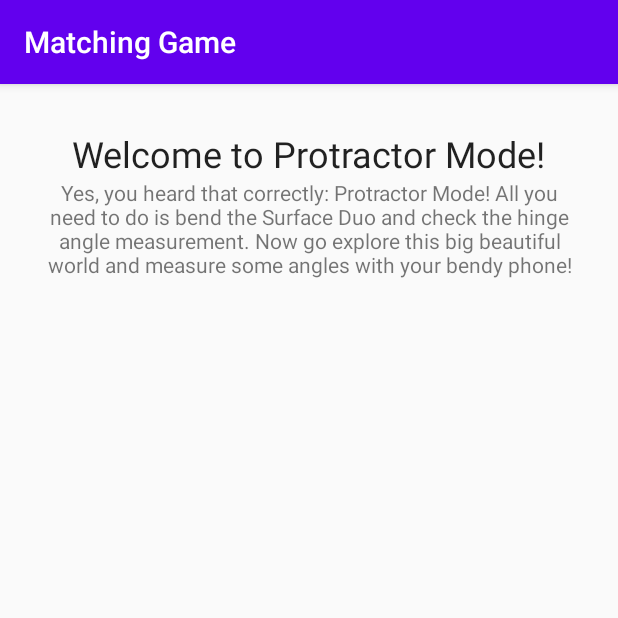
After one commit to khalp/hack-a-duo, an Android app: the fragment ProtractorFragment shown on its own in the app's theme, on a phone screen of 412 x 824 dp, the top half of it. The commit adds this screen. Run offline under Robolectric (Android 15) with nearby library versions, the phone set to English and light mode, and no system bars.

Commit message:
Add protractor mode

```diff
--- a/MatchingGame/app/build.gradle
+++ b/MatchingGame/app/build.gradle
@@ -18,6 +18,7 @@
 }
 
 dependencies {
+    implementation 'androidx.legacy:legacy-support-v4:1.0.0'
     implementation kotlinDependencies.kotlinStdlib
     implementation androidxDependencies.appCompat
     implementation androidxDependencies.constraintLayout
--- /dev/null
+++ b/MatchingGame/app/src/main/java/com/example/matchinggame/ProtractorFragment.kt
@@ -0,0 +1,81 @@
+package com.example.matchinggame
+
+import android.hardware.Sensor
+import android.hardware.SensorEvent
+import android.hardware.SensorEventListener
+import android.hardware.SensorManager
+import android.os.Bundle
+import android.view.LayoutInflater
+import android.view.View
+import android.view.ViewGroup
+import android.widget.TextView
+import androidx.core.content.ContextCompat.getSystemService
+import androidx.fragment.app.Fragment
+
+
+class ProtractorFragment : Fragment() {
+    override fun onCreateView(
+        inflater: LayoutInflater, container: ViewGroup?,
+        savedInstanceState: Bundle?
+    ): View? {
+        // Inflate the layout for this fragment
+        val view = inflater.inflate(R.layout.fragment_protractor, container, false)
+
+        setupSensors()
+
+        return view
+    }
+
+    companion object {
+        private const val HINGE_ANGLE_SENSOR_NAME = "Hinge Angle"
+    }
+
+    private lateinit var sensorManager: SensorManager
+    private var mHingeAngleSensor: Sensor? = null
+    private var mSensorListener: SensorEventListener? = null
+
+
+    private fun setupSensors() {
+        sensorManager = getSystemService<SensorManager>(
+            requireContext(),
+            SensorManager::class.java
+        ) as SensorManager
+        val sensorList: List<Sensor> =
+            sensorManager.getSensorList(Sensor.TYPE_ALL)
+        for (sensor in sensorList) {
+            if (sensor.name.contains(HINGE_ANGLE_SENSOR_NAME)) {
+                mHingeAngleSensor = sensor
+            }
+        }
+        mSensorListener = object : SensorEventListener {
+            override fun onSensorChanged(event: SensorEvent) {
+                if (event.sensor == mHingeAngleSensor) {
+                    view?.findViewById<TextView>(R.id.angle)?.text =
+                        resources.getString(R.string.angle, event.values[0], "\u00B0")
+                }
+            }
+
+            override fun onAccuracyChanged(sensor: Sensor?, accuracy: Int) {
+                //TODO
+            }
+        }
+    }
+
+    override fun onPause() {
+        super.onPause()
+        if (mHingeAngleSensor != null) {
+            sensorManager!!.unregisterListener(mSensorListener, mHingeAngleSensor)
+        }
+    }
+
+    override fun onResume() {
+        super.onResume()
+        if (mHingeAngleSensor != null) {
+            sensorManager!!.registerListener(
+                mSensorListener,
+                mHingeAngleSensor,
+                SensorManager.SENSOR_DELAY_NORMAL
+            )
+        }
+    }
+}
--- /dev/null
+++ b/MatchingGame/app/src/main/res/layout/fragment_protractor.xml
@@ -0,0 +1,32 @@
+<?xml version="1.0" encoding="utf-8"?>
+<LinearLayout xmlns:android="http://schemas.android.com/apk/res/android"
+    xmlns:app="http://schemas.android.com/apk/res-auto"
+    xmlns:tools="http://schemas.android.com/tools"
+    android:layout_width="match_parent"
+    android:layout_height="match_parent"
+    android:layout_margin="30dp"
+    android:gravity="center_horizontal"
+    android:orientation="vertical"
+    tools:context=".ProtractorFragment">
+
+    <TextView
+        style="@android:style/TextAppearance.Material.Headline"
+        android:layout_width="wrap_content"
+        android:layout_height="wrap_content"
+        android:text="@string/welcome" />
+
+    <TextView
+        android:layout_width="wrap_content"
+        android:layout_height="wrap_content"
+        android:gravity="center"
+        android:text="@string/you_heard" />
+
+    <TextView
+        android:id="@+id/angle"
+        style="@android:style/TextAppearance.Material.Headline"
+        android:layout_width="wrap_content"
+        android:layout_marginTop="50dp"
+        android:layout_height="wrap_content"
+        android:gravity="center" />
+
+</LinearLayout>
--- a/MatchingGame/app/src/main/res/values/strings.xml
+++ b/MatchingGame/app/src/main/res/values/strings.xml
@@ -11,4 +11,11 @@
     <string name="level">Level %1$d</string>
     <string name="restart">Restart</string>
     <string name="game_over">Game Over</string>
+    <string name="surprise">Surprise me ;)</string>
+    <string name="ok">OK</string>
+    <string name="welcome">Welcome to Protractor Mode!</string>
+    <string name="you_heard">Yes, you heard that correctly: Protractor Mode! All you need to do is
+        bend the Surface Duo and check the hinge angle measurement. Now go explore this big
+        beautiful world and measure some angles with your bendy phone!</string>
+    <string name="angle">Angle: %1$f%2$s</string>
 </resources>
```
Also changed, not shown: MatchingGame/app/src/main/java/com/example/matchinggame/GameFragment.kt (+9 -1 lines).
